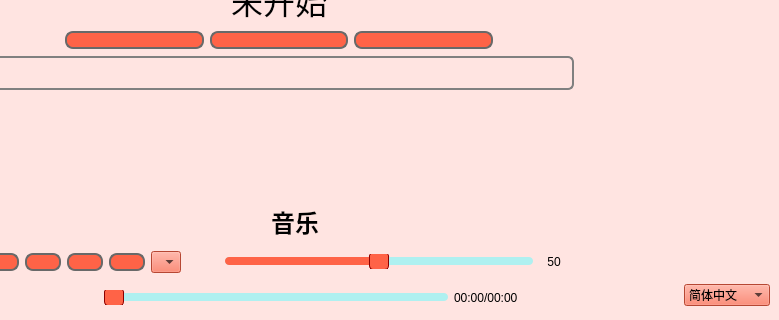
Vivanto-Libera/Pomodoro, file mainwindow.ui: the form before one commit; both pictures show x 221 to 1000 and y 389 to 709 of the 1000 by 709 pixel window.
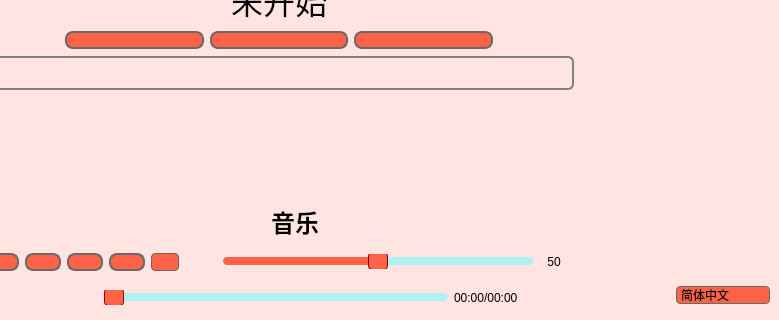
The form after the commit. Icons and pictures are not drawn.

Commit message: Changed stylesheet of comboBox

```diff
--- a/mainwindow.ui
+++ b/mainwindow.ui
@@ -64,6 +64,40 @@
 QComboBox
 {
 	background-color:rgb(255,99,71);
+	border-radius:4px;
+	border:1px solid rgb(105,105,105);
+	padding:0px 4px;
+}
+QComboBox::drop-down
+{
+	border-radius:4px;
+}
+QComboBox::down-arrow
+{
+	image:url(:/icons/images/down.png);
+	width:15px;
+}
+QComboBox QAbstractItemView
+{
+	background-color:#FFF5E6;
+	color:#333333;
+	border:1px solid rgb(255,99,71);
+	border-radius:4px;
+	padding:3px;
+	selection-background-color:rgb(255,99,71);
+	selection-color:white;
+}
+QComboBox QAbstractItemView::item:hover
+{
+	background-color:#FF4500;
+}
+QComboBox::hover
+{
+	border-color:#FF4500;
+}
+QComboBox::drop-down:hover
+{
+	background-color:rgba(255,255,255,0.1);
 }
 QSlider::handle
 {
@@ -1060,7 +1094,7 @@
            </spacer>
           </item>
           <item>
-           <layout class="QHBoxLayout" name="horizontalLayout_14" stretch="1,1,1">
+           <layout class="QHBoxLayout" name="horizontalLayout_14" stretch="2,2,3">
             <item>
              <spacer name="horizontalSpacer_19">
               <property name="orientation">
```
The commit also changes 3 other files.
